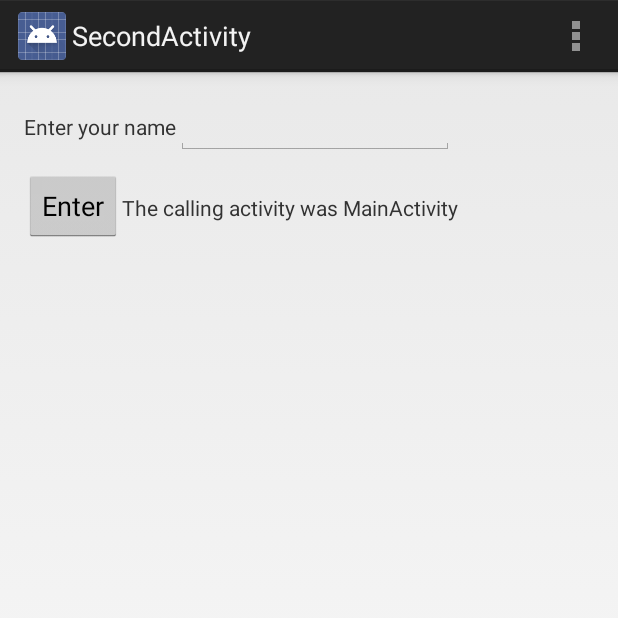
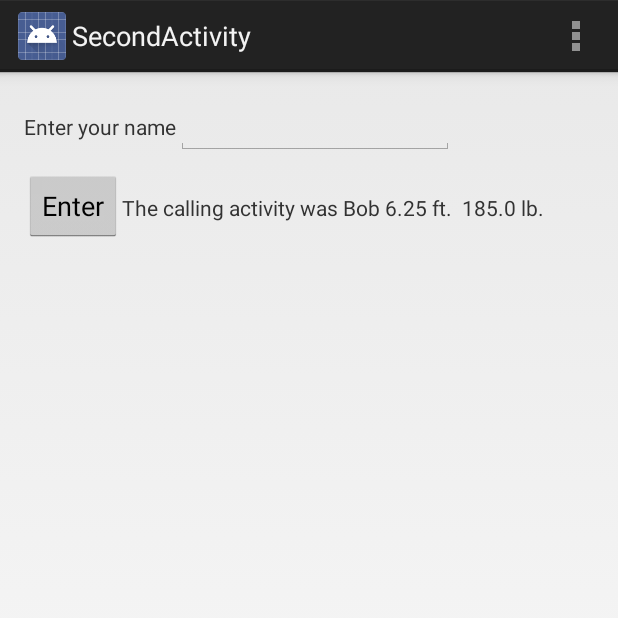
Before and after one commit to devra1/Banas_05, an Android app: the screen it shows after launch (SecondActivity), after a tap on "Go Get It", on a phone screen of 412 x 824 dp, the top half of it. Run offline under Robolectric (Android 15) with nearby library versions, the phone set to English and light mode, and no system bars.

Commit message:
Modified to pass an Object instead of a String

```diff
--- /dev/null
+++ b/app/src/main/java/com/example/ray/banas_05/Human.java
@@ -0,0 +1,43 @@
+package com.example.ray.banas_05;
+
+import java.io.Serializable;
+
+/**
+ * Created by ray on 13.06.2015.
+ */
+public class Human implements Serializable {
+    private String  name;
+    private double  height;
+    private double  weight;
+
+    public String getName() {
+        return name;
+    }
+
+    public void setName(String name) {
+        this.name = name;
+    }
+
+    public double getHeight() {
+        return height;
+    }
+
+    public void setHeight(double height) {
+        this.height = height;
+    }
+
+    public double getWeight() {
+        return weight;
+    }
+
+    public void setWeight(double weight) {
+        this.weight = weight;
+    }
+
+    public Human(String name, double height, double weight) {
+
+        this.name = name;
+        this.height = height;
+        this.weight = weight;
+    }
+}
--- a/app/src/main/java/com/example/ray/banas_05/MainActivity.java
+++ b/app/src/main/java/com/example/ray/banas_05/MainActivity.java
@@ -17,7 +17,7 @@ import android.widget.TextView;
 
 public class MainActivity extends Activity {
 
-    public final static String ACTIVITY_NAME = "ActivityName";
+//    public final static String ACTIVITY_NAME = "ActivityName";
     public final static String USERS_NAME = "UserName";
 
 
@@ -50,10 +50,16 @@ public class MainActivity extends Activity {
     }
 
     public void onGetNameClick(View view) {
-        Intent secondScreenIntent = new Intent(this, SecondActivity.class);
-        secondScreenIntent.putExtra(ACTIVITY_NAME, "MainActivity");
+//        Intent secondScreenIntent = new Intent(this, SecondActivity.class);
+//        secondScreenIntent.putExtra(ACTIVITY_NAME, "MainActivity");
+
+        Human bob = new Human("Bob", 6.25, 185);
+
+        Intent sendHuman = new Intent(this, SecondActivity.class);
+        sendHuman.putExtra("human_name", bob);
+
         final int result = 1;
-        startActivityForResult(secondScreenIntent,result);
+        startActivityForResult(sendHuman, result);
     }
 
     @Override
--- a/app/src/main/java/com/example/ray/banas_05/SecondActivity.java
+++ b/app/src/main/java/com/example/ray/banas_05/SecondActivity.java
@@ -17,9 +17,14 @@ public class SecondActivity extends Activity {
         super.onCreate(savedInstanceState);
         setContentView(R.layout.activity_second);
         Intent firstActivityIntent = getIntent();
-        String activityName = firstActivityIntent.getStringExtra(MainActivity.ACTIVITY_NAME);
         TextView callingName = (TextView)findViewById(R.id.calling_activity_info_text_view);
-        callingName.append(" " + activityName);
+
+//        String activityName = firstActivityIntent.getStringExtra(MainActivity.ACTIVITY_NAME);
+//        callingName.append(" " + activityName);
+
+        Human person = (Human) firstActivityIntent.getSerializableExtra("human_name");
+        callingName.append(" " + person.getName() + " " + person.getHeight() +
+        " ft.  " + person.getWeight() + " lb.");
     }
 
     @Override
```
Also changed, not shown: 2 other files.
